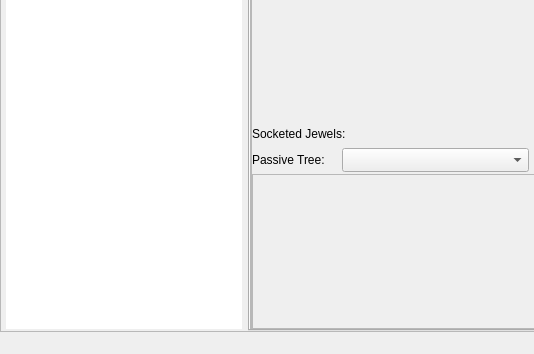
Above: Assets/ui_files/PoB_Main_Window.ui from PathOfBuildingCommunity/PathOfBuilding-Python before the change; both pictures show x 0 to 534 and y 444 to 798 of the 1421 by 798 pixel window. Below: the same form after it.
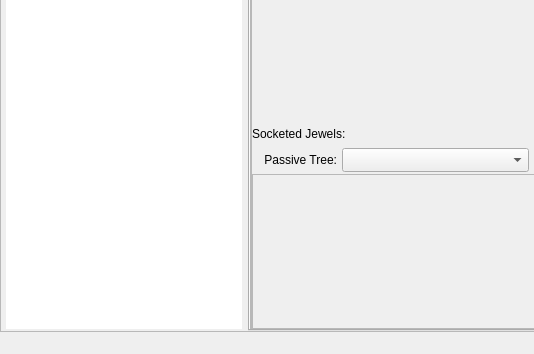
That is the form after the change. The open tabs and pages were chosen to show the change. Icons and pictures are not drawn. Custom widgets are drawn as their Qt base class.

Commit message: Added AdjustToContents to tree_ui comboboxes. removed debugging lines. FlowControl layout still not working properly.

```diff
--- a/Assets/ui_files/PoB_Main_Window.ui
+++ b/Assets/ui_files/PoB_Main_Window.ui
@@ -1346,11 +1346,14 @@
                              <height>24</height>
                             </size>
                            </property>
+                           <property name="layoutDirection">
+                            <enum>Qt::LeftToRight</enum>
+                           </property>
                            <property name="text">
                             <string>Passive Tree:</string>
                            </property>
                            <property name="alignment">
-                            <set>Qt::AlignLeading|Qt::AlignLeft|Qt::AlignVCenter</set>
+                            <set>Qt::AlignRight|Qt::AlignTrailing|Qt::AlignVCenter</set>
                            </property>
                            <property name="buddy">
                             <cstring>combo_ItemsManageTree</cstring>
```
Left out of the diff: 11 changed lines with no effect on the pictures. The commit also changes 7 other files.
